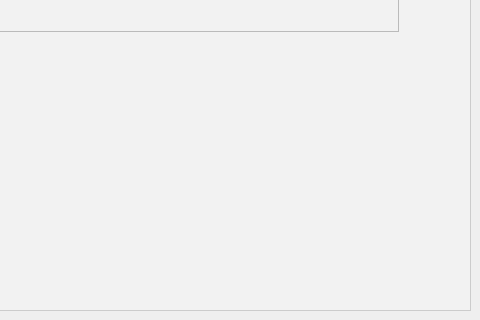
Old version of the form exam/mainwindow.ui in the repository Fxsh-pro/221_329_Nikishaev; both pictures show x 392 to 872 and y 399 to 719 of the 872 by 719 pixel window.
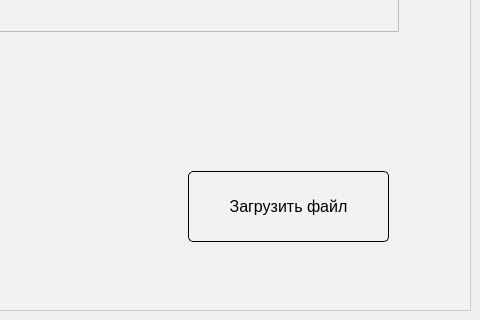
New version of the form.

What changed in the file:
```diff
--- a/exam/mainwindow.ui
+++ b/exam/mainwindow.ui
@@ -183,6 +183,19 @@
          <bool>true</bool>
         </property>
        </widget>
+       <widget class="QPushButton" name="uploadFileButton">
+        <property name="geometry">
+         <rect>
+          <x>570</x>
+          <y>560</y>
+          <width>201</width>
+          <height>71</height>
+         </rect>
+        </property>
+        <property name="text">
+         <string>Загрузить файл</string>
+        </property>
+       </widget>
       </widget>
      </widget>
     </item>
```
